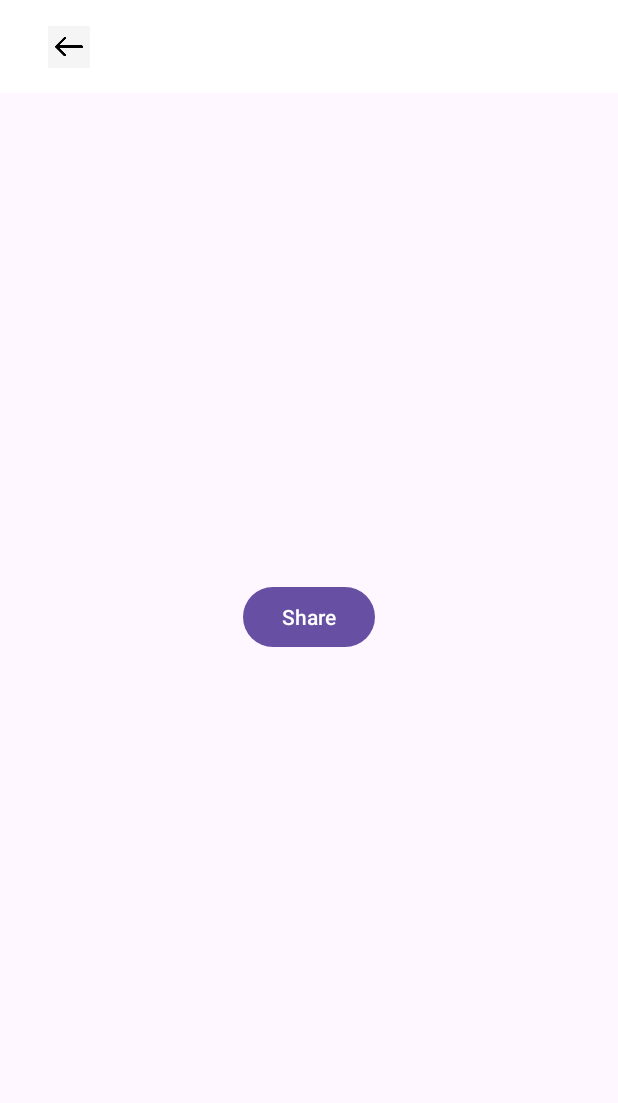
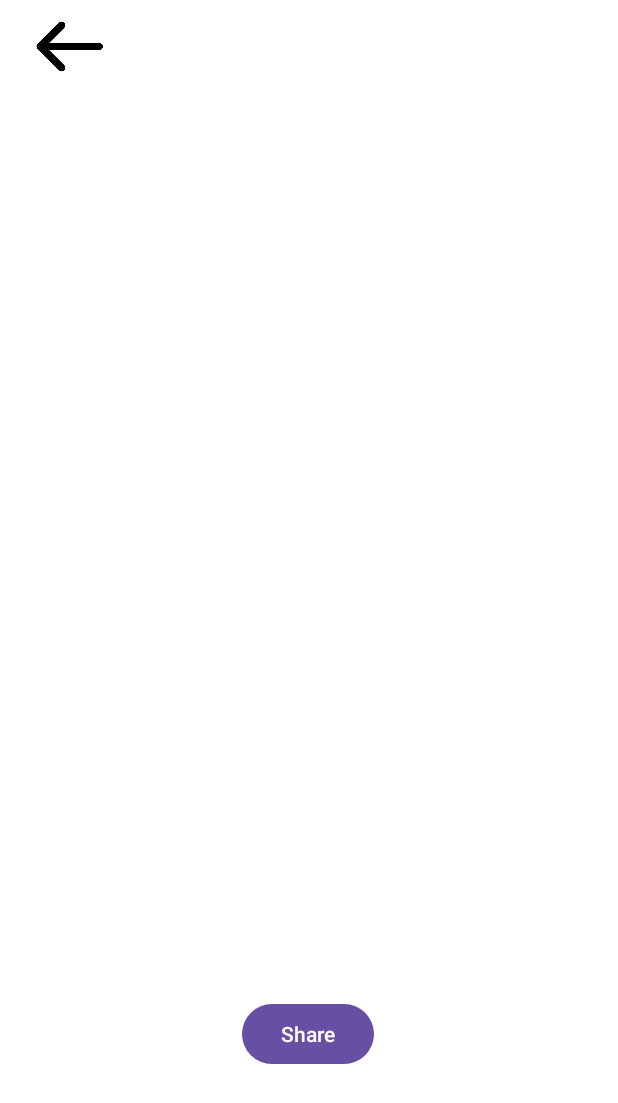
Before and after one commit to ForceClose31/hacker-doc-app, an Android app: the DetailActivity screen opened directly, with no data from a screen before it, on a phone screen of 412 x 824 dp. Shown: the top 1103 px of the screen. Run offline under Robolectric (Android 15) with nearby library versions, the phone set to English and light mode, and no system bars.

Commit message:
fix: color text and layout on details

```diff
--- a/app/src/main/res/layout/activity_detail.xml
+++ b/app/src/main/res/layout/activity_detail.xml
@@ -3,6 +3,7 @@
     xmlns:app="http://schemas.android.com/apk/res-auto"
     xmlns:tools="http://schemas.android.com/tools"
     android:layout_width="match_parent"
+    android:background="@color/white"
     android:layout_height="match_parent"
     tools:context=".DetailActivity">
 
@@ -21,7 +22,6 @@
             android:layout_height="wrap_content"
             android:layout_gravity="start|top"
             android:contentDescription="@string/back"
-            android:padding="16dp"
             android:src="@mipmap/ic_back" />
 
     </androidx.appcompat.widget.Toolbar>
@@ -29,7 +29,7 @@
     <ImageView
         android:id="@+id/detailImage"
         android:layout_width="match_parent"
-        android:layout_height="250dp"
+        android:layout_height="300dp"
         android:scaleType="centerCrop"
         android:contentDescription="@string/detail_image"
         tools:ignore="MissingConstraints"
@@ -44,6 +44,7 @@
         android:layout_height="wrap_content"
         android:textSize="22sp"
         android:textStyle="bold"
+        android:textColor="@color/black"
         android:layout_marginTop="16dp"
         app:layout_constraintTop_toBottomOf="@id/detailImage"
         app:layout_constraintStart_toStartOf="parent"
@@ -55,6 +56,7 @@
         android:layout_height="wrap_content"
         android:layout_marginTop="8dp"
         android:textSize="16sp"
+        android:textColor="@color/black"
         app:layout_constraintTop_toBottomOf="@id/detailTitle"
         app:layout_constraintStart_toStartOf="parent"
         app:layout_constraintEnd_toEndOf="parent" />
@@ -63,9 +65,11 @@
         android:id="@+id/action_share"
         android:layout_width="wrap_content"
         android:layout_height="wrap_content"
-        android:text="Share"
-        app:layout_constraintTop_toBottomOf="@+id/detailDescription"
+        android:layout_marginTop="228dp"
+        android:text="@string/share"
+        app:layout_constraintEnd_toEndOf="parent"
+        app:layout_constraintHorizontal_bias="0.498"
         app:layout_constraintStart_toStartOf="parent"
-        app:layout_constraintEnd_toEndOf="parent" />
+        app:layout_constraintTop_toBottomOf="@+id/detailDescription" />
 
 </androidx.constraintlayout.widget.ConstraintLayout>
--- a/app/src/main/res/layout/activity_main.xml
+++ b/app/src/main/res/layout/activity_main.xml
@@ -2,6 +2,7 @@
 <LinearLayout xmlns:android="http://schemas.android.com/apk/res/android"
     android:layout_width="match_parent"
     android:layout_height="match_parent"
+    android:background="@color/white"
     android:orientation="vertical">
 
     <androidx.appcompat.widget.Toolbar
@@ -25,7 +26,6 @@
     <androidx.recyclerview.widget.RecyclerView
         android:id="@+id/hackerRecyclerView"
         android:layout_width="match_parent"
-        android:layout_height="match_parent"
-        android:layout_marginTop="16dp"/>
+        android:layout_height="match_parent"/>
 
 </LinearLayout>
--- a/app/src/main/res/layout/item_hacker.xml
+++ b/app/src/main/res/layout/item_hacker.xml
@@ -22,11 +22,13 @@
         <TextView
             android:id="@+id/hackerName"
             android:layout_width="wrap_content"
+            android:textColor="@color/black"
             android:layout_height="wrap_content"
             android:textStyle="bold"/>
 
         <TextView
             android:id="@+id/hackerDescription"
+            android:textColor="@color/black"
             android:layout_width="wrap_content"
             android:layout_height="wrap_content"/>
     </LinearLayout>
--- a/app/src/main/res/values/strings.xml
+++ b/app/src/main/res/values/strings.xml
@@ -7,4 +7,5 @@
     <string name="about">About</string>
     <string name="hacker">hacker</string>
     <string name="back">back</string>
+    <string name="share">Share</string>
 </resources>
```
Also changed, not shown: app/src/main/res/mipmap-hdpi/ic_back.jpg (deleted), app/src/main/res/mipmap-hdpi/ic_back.png (added).
